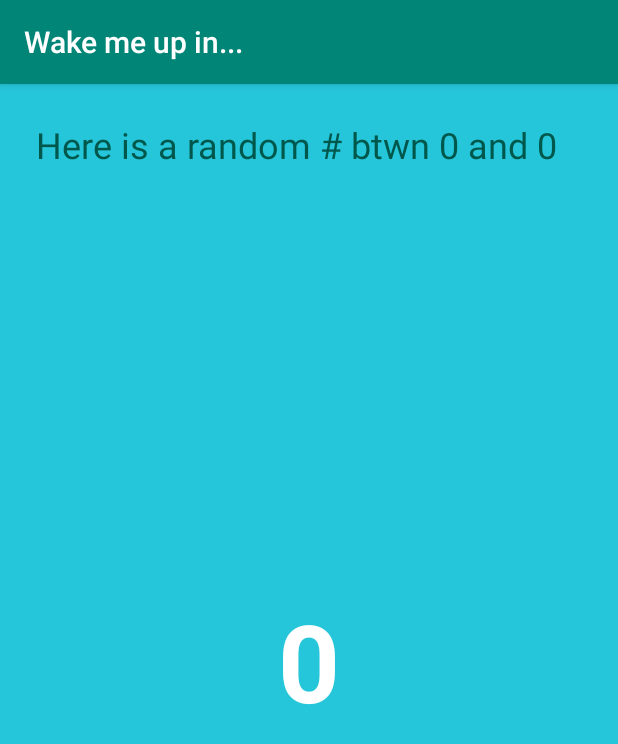
After one commit to funnymania/wakeMeUpin..., an Android app: the SecondActivity screen opened directly, with no data from a screen before it, on a phone screen of 412 x 824 dp. The commit adds this screen. Shown: the top 744 px of the screen. Run offline under Robolectric (Android 15) with nearby library versions, the phone set to English and light mode, and no system bars.

Commit message:
Update tutorial project to completion

```diff
--- a/app/build.gradle
+++ b/app/build.gradle
@@ -24,7 +24,7 @@ android {
 
 dependencies {
     implementation fileTree(dir: 'libs', include: ['*.jar'])
-    implementation"org.jetbrains.kotlin:kotlin-stdlib-jdk7:$kotlin_version"
+    implementation "org.jetbrains.kotlin:kotlin-stdlib-jdk7:$kotlin_version"
     implementation 'com.android.support:appcompat-v7:28.0.0'
     implementation 'com.android.support.constraint:constraint-layout:1.1.3'
     testImplementation 'junit:junit:4.12'
--- a/app/src/main/AndroidManifest.xml
+++ b/app/src/main/AndroidManifest.xml
@@ -9,6 +9,8 @@
             android:roundIcon="@mipmap/ic_launcher_round"
             android:supportsRtl="true"
             android:theme="@style/AppTheme">
+        <activity android:name=".SecondActivity">
+        </activity>
         <activity android:name=".MainActivity">
             <intent-filter>
                 <action android:name="android.intent.action.MAIN"/>
--- /dev/null
+++ b/app/src/main/java/com/example/wakemeupin/SecondActivity.kt
@@ -0,0 +1,40 @@
+package com.example.wakemeupin
+
+import android.support.v7.app.AppCompatActivity
+import android.os.Bundle
+import android.widget.TextView
+import java.util.*
+
+class SecondActivity : AppCompatActivity() {
+    companion object {
+        const val TOTAL_COUNT = "total_count"
+    }
+
+    override fun onCreate(savedInstanceState: Bundle?) {
+        super.onCreate(savedInstanceState)
+        setContentView(R.layout.activity_second)
+        showRandomNumber()
+    }
+
+    private fun showRandomNumber() {
+        // Get count from the intent (secondactivity rendered via intent
+        // extras are accessible
+        val count = intent.getIntExtra(TOTAL_COUNT, 0)
+
+        val random = Random()
+        var randomInt = 0
+
+        if (count > 0) {
+            randomInt = random.nextInt(count + 1)
+        }
+
+        // Display the random number.
+        findViewById<TextView>(R.id.textview_random).text =
+                Integer.toString(randomInt)
+
+        // Substitute the max value into the string resource
+        // for the heading, update the heading
+        findViewById<TextView>(R.id.textview_label).text =
+                getString(R.string.random_heading, count)
+    }
+}
--- a/app/src/main/res/layout/activity_main.xml
+++ b/app/src/main/res/layout/activity_main.xml
@@ -34,6 +34,7 @@
             android:id="@+id/toast_button"
             android:layout_marginTop="8dp"
             android:background="@color/buttonBackground"
+            android:onClick="toastMe"
             app:layout_constraintTop_toBottomOf="@+id/textView"
             app:layout_constraintStart_toStartOf="parent"
             android:layout_marginLeft="24dp"
@@ -48,6 +49,7 @@
             android:layout_height="wrap_content"
             android:id="@+id/count_button"
             android:background="@color/buttonBackground"
+            android:onClick="countMe"
             app:layout_constraintStart_toEndOf="@+id/toast_button"
             android:layout_marginLeft="8dp"
             android:layout_marginStart="8dp"
@@ -67,6 +69,7 @@
             android:id="@+id/random_button"
             android:layout_marginTop="8dp"
             android:background="@color/buttonBackground"
+            android:onClick="randomMe"
             app:layout_constraintTop_toBottomOf="@+id/textView"
             app:layout_constraintEnd_toEndOf="parent"
             android:layout_marginEnd="24dp"
--- /dev/null
+++ b/app/src/main/res/layout/activity_second.xml
@@ -0,0 +1,49 @@
+<?xml version="1.0" encoding="utf-8"?>
+<android.support.constraint.ConstraintLayout
+        xmlns:android="http://schemas.android.com/apk/res/android"
+        xmlns:tools="http://schemas.android.com/tools"
+        xmlns:app="http://schemas.android.com/apk/res-auto"
+        android:layout_width="match_parent"
+        android:layout_height="match_parent"
+        tools:context=".SecondActivity"
+        android:background="@color/screenBackground2"
+        >
+
+    <TextView
+            android:text="@string/random_heading"
+            android:layout_width="0dp"
+            android:layout_height="wrap_content"
+            android:id="@+id/textview_label"
+            android:layout_marginTop="24dp"
+            app:layout_constraintTop_toTopOf="parent"
+            app:layout_constraintStart_toStartOf="parent"
+            android:layout_marginLeft="24dp"
+            android:layout_marginStart="24dp"
+            app:layout_constraintEnd_toEndOf="parent"
+            android:layout_marginEnd="24dp"
+            android:layout_marginRight="24dp"
+            android:textColor="@color/colorPrimaryDark"
+            android:textSize="24sp"
+            />
+
+    <TextView
+            android:text="R"
+            android:layout_width="wrap_content"
+            android:layout_height="wrap_content"
+            android:id="@+id/textview_random"
+            android:layout_marginTop="24dp"
+            app:layout_constraintTop_toBottomOf="@+id/textview_label"
+            app:layout_constraintStart_toStartOf="parent"
+            android:layout_marginLeft="24dp"
+            android:layout_marginStart="24dp"
+            app:layout_constraintEnd_toEndOf="parent"
+            android:layout_marginEnd="24dp"
+            android:layout_marginRight="24dp"
+            android:layout_marginBottom="24dp"
+            app:layout_constraintBottom_toBottomOf="parent"
+            android:textColor="@android:color/white"
+            android:textSize="72sp"
+            android:textStyle="bold"
+            app:layout_constraintVertical_bias=".45"
+            />
+</android.support.constraint.ConstraintLayout>
--- a/app/src/main/res/values/colors.xml
+++ b/app/src/main/res/values/colors.xml
@@ -4,5 +4,6 @@
     <color name="colorPrimaryDark">#00574B</color>
     <color name="colorAccent">#D81B60</color>
     <color name="screenBackground">#2196F3</color>
+    <color name="screenBackground2">#26C6DA</color>
     <color name="buttonBackground">#BBDEFB</color>
 </resources>
--- a/app/src/main/res/values/strings.xml
+++ b/app/src/main/res/values/strings.xml
@@ -1,4 +1,5 @@
 <resources>
     <string name="app_name">Wake me up in...</string>
     <string name="hello_world_text">0</string>
+    <string name="random_heading">Here is a random # btwn 0 and %1d</string>
 </resources>
```
Also changed, not shown: app/src/main/java/com/example/wakemeupin/MainActivity.kt (+41 -0 lines), app/src/main/res/layout-land/activity_main.xml (added, +83 -0 lines), app/src/main/res/layout-sw600dp/activity_main.xml (added, +84 -0 lines).
